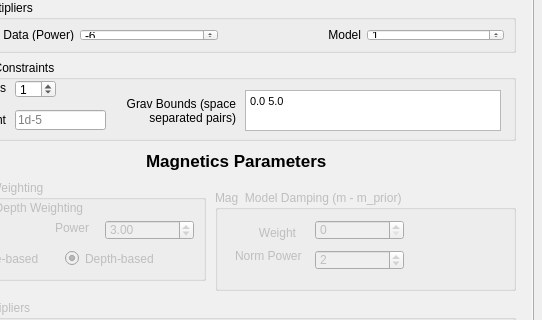
Before: the Qt Designer form Tomofast_x_dockwidget_base.ui in TOMOFAST/tomofast-x-q, drawn with Qt 5; both pictures show x 97 to 639 and y 165 to 485 of the 639 by 890 pixel window.
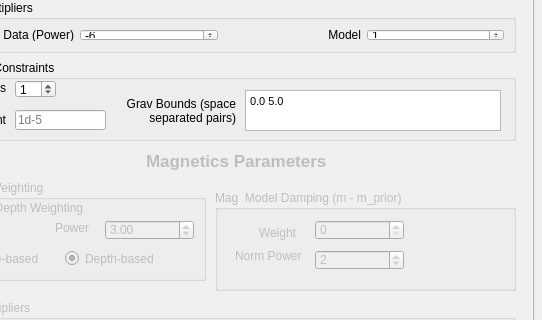
After: the same form once the commit is applied. The open tabs and pages were chosen to show the change. Custom widgets are drawn as their Qt base class.

The edit to the form file:
```diff
--- a/Tomofast_x_dockwidget_base.ui
+++ b/Tomofast_x_dockwidget_base.ui
@@ -2134,6 +2134,9 @@
       </layout>
      </widget>
      <widget class="QLabel" name="label_9">
+      <property name="enabled">
+       <bool>false</bool>
+      </property>
       <property name="geometry">
        <rect>
         <x>231</x>
```
